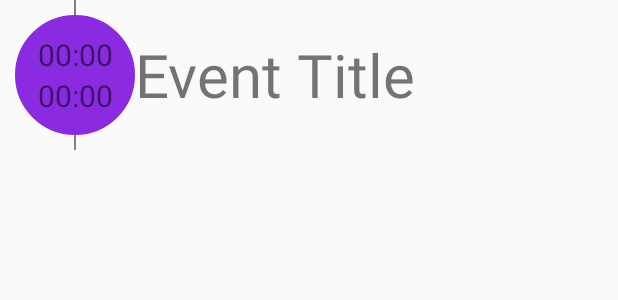
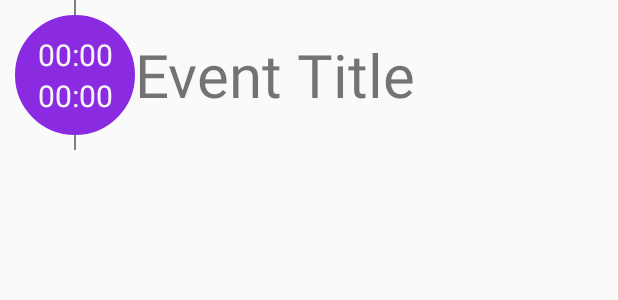
Before and after one commit to SpongeBobSun/SimCal, an Android app: the layout today_event_item.xml on its own in the app's theme, with its tools: preview values and no code run, on a phone screen of 412 x 824 dp. Shown: the top 300 px of the screen. Run offline under Robolectric (Android 15) with nearby library versions, the phone set to English and light mode, and no system bars.

Commit message:
BUG FIX & UI ENHANCEMENT
BUG FIX.
MODIFY TODAY'S VIEW.
SORRY ABOUT ALL THESE CAPS. JUST BECAUSE I'M IN COBOL MODEL.
:(

```diff
--- a/app/src/main/java/sun/bob/simcal/persistence/EventSQLUtils.java
+++ b/app/src/main/java/sun/bob/simcal/persistence/EventSQLUtils.java
@@ -116,8 +116,9 @@ public class EventSQLUtils {
                                                      String.valueOf(mm),
                                                      String.valueOf(dd)},
                                         null, null, null);
-        mEventBean newBean = new mEventBean();
+        mEventBean newBean = null;
         while (cursor.moveToNext()) {
+            newBean = new mEventBean();
             newBean.set_id(cursor.getInt(cursor.getColumnIndex("_id")));
             newBean.setDay(dd);
             newBean.setMonth(mm);
@@ -142,8 +143,9 @@ public class EventSQLUtils {
                 new String[]{String.valueOf(ccyy),
                         String.valueOf(mm)},
                 null, null, null);
-        mEventBean newBean = new mEventBean();
+        mEventBean newBean = null;
         while (cursor.moveToNext()) {
+            newBean = new mEventBean();
             newBean.set_id(cursor.getInt(cursor.getColumnIndex("_id")));
             newBean.setDay(cursor.getInt(cursor.getColumnIndex("dd")));
             newBean.setMonth(mm);
--- a/app/src/main/java/sun/bob/simcal/view/AddEventFragment.java
+++ b/app/src/main/java/sun/bob/simcal/view/AddEventFragment.java
@@ -2,6 +2,7 @@ package sun.bob.simcal.view;
 
 import android.content.Intent;
 import android.os.Bundle;
+import android.os.Handler;
 import android.support.v4.app.Fragment;
 import android.view.LayoutInflater;
 import android.view.MenuItem;
--- a/app/src/main/java/sun/bob/simcal/view/TodayFragment.java
+++ b/app/src/main/java/sun/bob/simcal/view/TodayFragment.java
@@ -6,10 +6,12 @@ import android.view.LayoutInflater;
 import android.view.View;
 import android.view.ViewGroup;
 import android.widget.ListView;
+import android.widget.TextView;
 
 import sun.bob.simcal.R;
 import sun.bob.simcal.controller.TodayEventAdapter;
 import sun.bob.simcal.model.mDayEventData;
+import sun.bob.simcal.model.mMonthData;
 
 /**
  * Created by sunkuan on 15/4/12.
@@ -19,7 +21,10 @@ public class TodayFragment extends Fragment {
     public View onCreateView(LayoutInflater inflater,ViewGroup parent,Bundle savedInstanceState){
         View ret;
         ret = inflater.inflate(R.layout.layout_today_fragment,parent,false);
+        TextView title = (TextView) ret.findViewById(R.id.id_text_view_list_title);
+        title.setText(mMonthData.getCurrentCCYY()+"-"+mMonthData.getCurrentMM()+"-"+mMonthData.getCurrentDD());
         ListView listView = (ListView) ret.findViewById(R.id.id_today_fragment_list);
+        listView.setDivider(null);
         listView.setEmptyView(getActivity().getLayoutInflater().inflate(R.layout.today_fragment_empty_view,null));
         TodayEventAdapter adapter = new TodayEventAdapter(getActivity(),android.R.layout.simple_list_item_1, mDayEventData.getStaticInstance(getActivity()).getContent());
         listView.setAdapter(adapter);
--- a/app/src/main/res/layout/today_event_item.xml
+++ b/app/src/main/res/layout/today_event_item.xml
@@ -24,14 +24,18 @@
                 android:layout_weight="1.0"
                 android:text="00:00"
                 android:textSize="20dp"
-                android:gravity="bottom|center"/>
+                android:gravity="bottom|center"
+                android:textColor="@color/whitesmoke"
+                android:id="@+id/id_event_item_start_time"/>
             <TextView
                 android:layout_width="match_parent"
                 android:layout_height="wrap_content"
                 android:layout_weight="1.0"
                 android:text="00:00"
+                android:textColor="@color/whitesmoke"
                 android:textSize="20dp"
-                android:gravity="top|center"/>
+                android:gravity="top|center"
+                android:id="@+id/id_event_item_end_time"/>
         </LinearLayout>
         <View
             android:layout_width="1dp"
@@ -44,5 +48,6 @@
         android:layout_height="match_parent"
         android:textSize="40dp"
         android:gravity="left|center_vertical"
-        android:text="Event Title"/>
+        android:text="Event Title"
+        android:id="@+id/id_event_item_title"/>
 </LinearLayout>
```
Also changed, not shown: app/src/main/java/sun/bob/simcal/AddEventActivity.java (+13 -0 lines), app/src/main/java/sun/bob/simcal/EditEventActivity.java (+13 -0 lines), app/src/main/java/sun/bob/simcal/controller/TodayEventAdapter.java (+7 -4 lines), app/src/main/java/sun/bob/simcal/view/TimeListView.java (+11 -18 lines), app/src/main/res/layout/layout_today_fragment.xml (+23 -4 lines), 2 other files.
